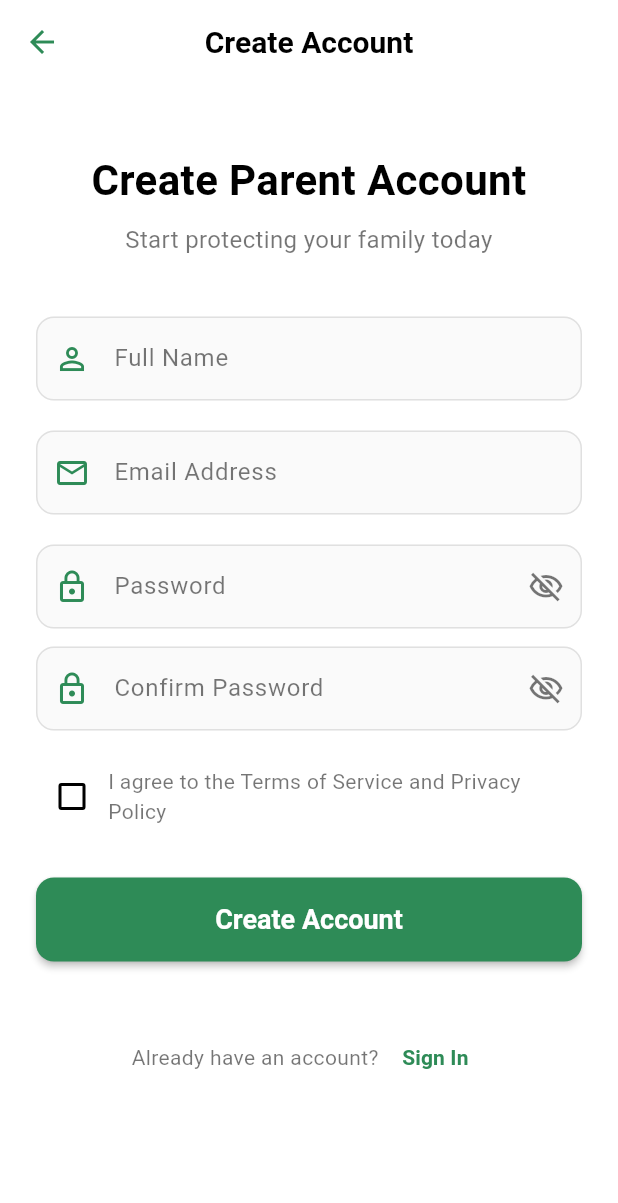
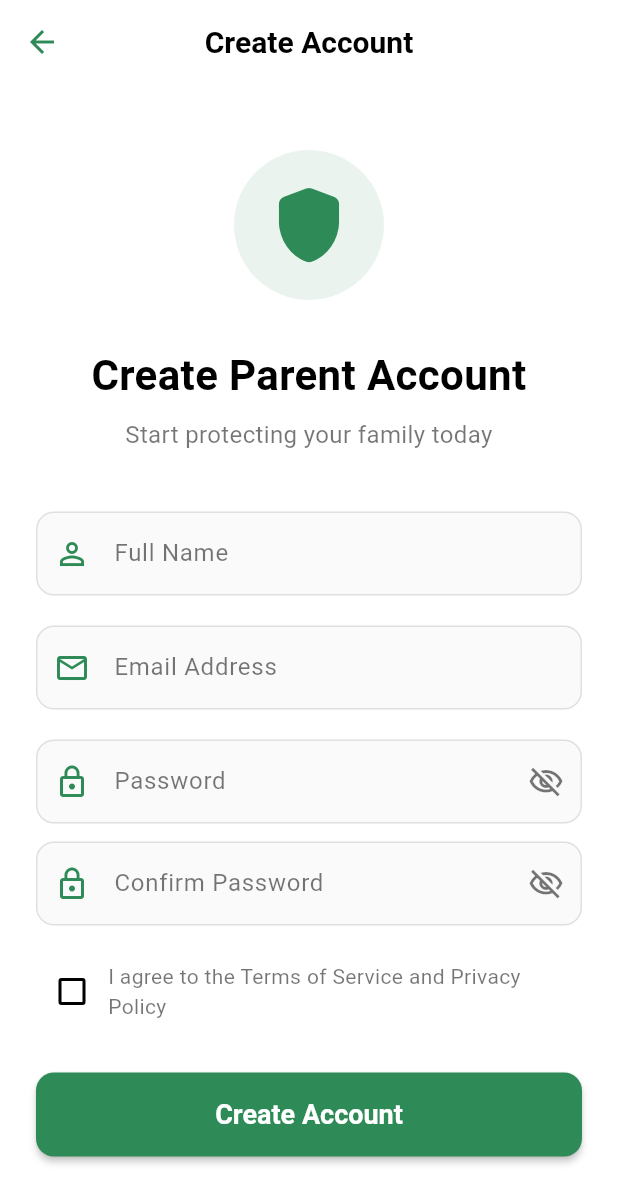
Before and after one commit to mehakasim/safeguard_parental_control, a Flutter app: the RegisterScreen screen opened by its route, on a phone screen of 412 x 824 dp. Shown: the top 1203 px of the screen. Run offline on Flutter 3.47's test engine with Material 3 defaults, Android fonts, the phone set to English and light mode, and no system bars; our stand-ins replace cloud_firestore, firebase_auth, firebase_core; accounts and stored records are empty.

Commit message:
Enhanced RegisterScreen with improved layout

```diff
--- a/lib/screens/auth/register_screen.dart
+++ b/lib/screens/auth/register_screen.dart
@@ -215,7 +215,23 @@ class _RegisterScreenState extends State<RegisterScreen> {
                   children: [
                     const SizedBox(height: 20),
 
-                    // Welcome Message
+                    Center(
+                      child: Container(
+                        padding: const EdgeInsets.all(20),
+                        decoration: BoxDecoration(
+                          color: AppTheme.seaGreen.withOpacity(0.1),
+                          shape: BoxShape.circle,
+                        ),
+                        child: const Icon(
+                          Icons.shield_rounded,
+                          size: 60,
+                          color: AppTheme.seaGreen,
+                        ),
+                      ),
+                    ),
+
+                    const SizedBox(height: 30),
+
                     const Text(
                       'Create Parent Account',
                       textAlign: TextAlign.center,
@@ -364,7 +380,6 @@ class _RegisterScreenState extends State<RegisterScreen> {
                     // Terms and Conditions
                     Row(
                       crossAxisAlignment: CrossAxisAlignment.center,
-                      mainAxisAlignment: MainAxisAlignment.start,
                       children: [
                         Checkbox(
                           value: _acceptTerms,
@@ -440,8 +455,7 @@ class _RegisterScreenState extends State<RegisterScreen> {
                                 child: CircularProgressIndicator(
                                   strokeWidth: 2,
                                   valueColor: AlwaysStoppedAnimation<Color>(
-                                    Colors.white,
-                                  ),
+                                      Colors.white),
                                 ),
                               )
                             : const Text(
```
